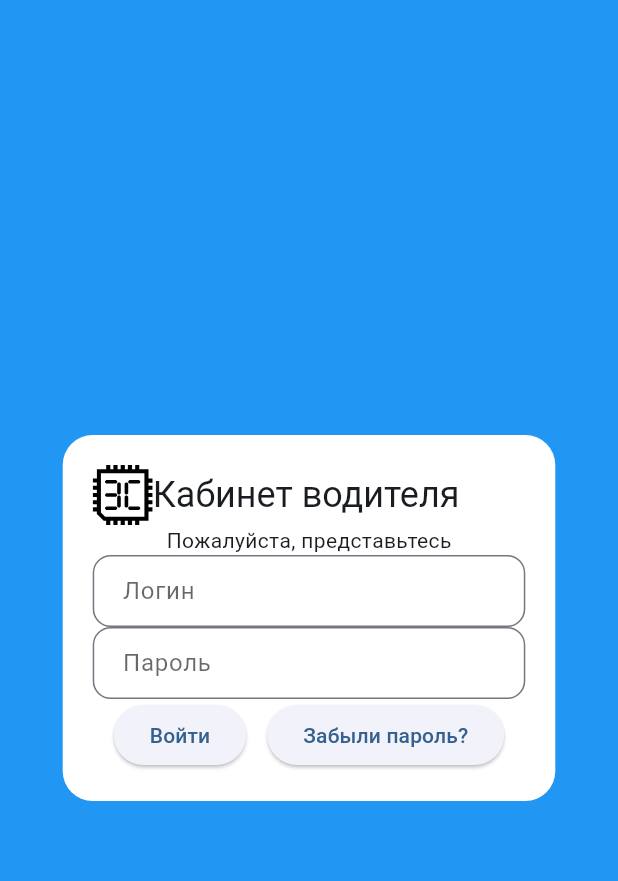
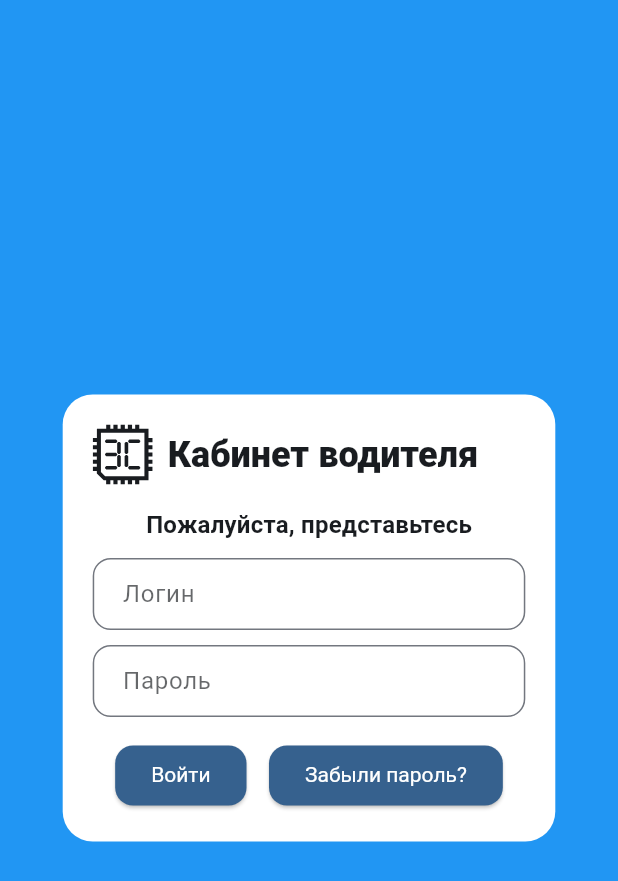
Before and after one commit to IvanKrepk/cab_pwa, a Flutter app: the screen it shows after launch, on a phone screen of 412 x 824 dp. Shown: the top 881 px of the screen. Run offline on Flutter 3.47's test engine with Material 3 defaults, Android fonts, the phone set to English and light mode, and no system bars; our stand-ins replace flutter_svg.

Commit message:
Добавлен экран ввода логина

```diff
--- /dev/null
+++ b/flutter_cab_pwa/lib/login_screen.dart
@@ -0,0 +1,88 @@
+// login_screen
+import 'package:flutter/material.dart';
+import 'styles/styles_shapes.dart';
+import 'package:flutter_svg/flutter_svg.dart';
+
+class LoginScreen extends StatelessWidget {
+  const LoginScreen({super.key});
+
+  @override
+  Widget build(BuildContext context) {
+    final ThemeData theme = Theme.of(context);
+    final ColorScheme colorScheme = theme.colorScheme;
+
+    return Scaffold(
+      backgroundColor: Colors.blue,
+      body: Center(
+        child: ConstrainedBox(
+          constraints: BoxConstraints(maxWidth: 400),
+          child: Container(
+            padding: appContainerPadding,
+            decoration: BoxDecoration(
+              borderRadius: appContainerBorderRadius,
+              color: colorScheme.surfaceContainerLowest
+            ),
+            child: SizedBox(
+              width: MediaQuery.of(context).size.width * 0.7,
+              child: Column(
+                mainAxisSize: MainAxisSize.min,
+                children: [
+                  Row(
+                    children: [
+                      SvgPicture.asset(
+                        "assets/elsy_icon.svg", width: 40, height: 40,
+                        colorFilter: ColorFilter.mode(
+                          colorScheme.onSurface,
+                          BlendMode.srcIn
+                        )
+                      ),
+                      SizedBox(width: 10),
+                      Text("Кабинет водителя",
+                        style: theme.textTheme.headlineSmall
+                      ),
+                    ]
+                  ),
+                  SizedBox(height: 15),
+                  Align(
+                    alignment: Alignment.center,
+                    child: Text(
+                      "Пожалуйста, представьтесь",
+                      style: theme.textTheme.titleMedium,
+                    )
+                  ),
+                  SizedBox(height: 10),
+                  TextField(
+                    decoration: InputDecoration(
+                      labelText: "Логин",
+                    ),
+                  ),
+                  SizedBox(height: 10),
+                  TextField(
+                    obscureText: true,
+                    decoration: InputDecoration(
+                      labelText: "Пароль",
+                    ),
+                  ),
+                  SizedBox(height: 15),
+                  Row(
+                    mainAxisAlignment: MainAxisAlignment.spaceEvenly,
+                    children: [
+                      ElevatedButton(
+                        onPressed: (){},
+                        child: Text("Войти")
+                      ),
+                      ElevatedButton(
+                        onPressed: (){},
+                        child: Text("Забыли пароль?")
+                      )
+                    ],
+                  )
+                ]
+              )
+            )
+          )
+        )
+      )
+    );
+  }
+}
--- a/flutter_cab_pwa/lib/main.dart
+++ b/flutter_cab_pwa/lib/main.dart
@@ -1,8 +1,7 @@
 // main.dart
 import 'package:flutter/material.dart';
-import 'package:flutter_svg/flutter_svg.dart';
 import 'styles/app_theme.dart';
-import 'styles/styles_shapes.dart';
+import 'login_screen.dart';
 
 void main() {
   runApp(MainApp());
@@ -19,71 +18,3 @@ class MainApp extends StatelessWidget {
     );
   }
 }
-
-class LoginScreen extends StatelessWidget {
-  const LoginScreen({super.key});
-
-  @override
-  Widget build(BuildContext context) {
-    final ThemeData theme = Theme.of(context);
-    final ColorScheme colorScheme = theme.colorScheme;
-
-    return Scaffold(
-      backgroundColor: Colors.blue,
-      body: Center(
-        child: ConstrainedBox(
-          constraints: BoxConstraints(maxWidth: 400),
-          child: Container(
-            padding: appBoxPadding,
-            decoration: BoxDecoration(
-              borderRadius: appBoxBorderRadius,
-              color: colorScheme.surfaceContainerLowest
-            ),
-            child: SizedBox(
-              width: MediaQuery.of(context).size.width * 0.7,
-              child: Column(
-                mainAxisSize: MainAxisSize.min,
-                children: [
-                  Row(
-                    children: [
-                      SvgPicture.asset("assets/elsy_icon.svg", width: 40, height: 40),
-                      Text("Кабинет водителя",style: theme.textTheme.headlineSmall),
-                    ]
-                  ),
-                  Align(
-                    alignment: Alignment.center,
-                    child: Text("Пожалуйста, представьтесь")
-                  ),
-                  TextField(
-                    decoration: InputDecoration(
-                      labelText: "Логин",
-                    ),
-                  ),
-                  TextField(
-                    obscureText: true,
-                    decoration: InputDecoration(
-                      labelText: "Пароль",
-                    ),
-                  ),
-                  Row(
-                    mainAxisAlignment: MainAxisAlignment.spaceEvenly,
-                    children: [
-                      ElevatedButton(
-                        onPressed: (){},
-                        child: Text("Войти")
-                      ),
-                      ElevatedButton(
-                        onPressed: (){},
-                        child: Text("Забыли пароль?")
-                      )
-                    ],
-                  )
-                ]
-              )
-            )
-          )
-        )
-      )
-    );
-  }
-}
--- a/flutter_cab_pwa/lib/styles/app_theme.dart
+++ b/flutter_cab_pwa/lib/styles/app_theme.dart
@@ -9,8 +9,11 @@ ColorScheme appColorSheme = ColorScheme.fromSeed(
 );
 
 final appTheme = ThemeData(
+
   useMaterial3: true,
   colorScheme: appColorSheme,
+
+  // Стиль для полей ввода текста
   inputDecorationTheme: InputDecorationTheme(
     labelStyle: WidgetStateTextStyle.resolveWith((Set<WidgetState> states) {
       if (states.contains(WidgetState.error)) {
@@ -21,22 +24,48 @@ final appTheme = ThemeData(
 
     border: OutlineInputBorder(
       borderSide: BorderSide(color: appColorSheme.outline),
-      borderRadius: appTexBoxBorderRadius,
+      borderRadius: appElementBorderRadius,
     ),
     enabledBorder: OutlineInputBorder(
       borderSide: BorderSide(color: appColorSheme.outline),
-      borderRadius: appTexBoxBorderRadius,
+      borderRadius: appElementBorderRadius,
     ),
     focusedBorder: OutlineInputBorder(
-      borderRadius: appTexBoxBorderRadius,
+      borderRadius: appElementBorderRadius,
       borderSide: BorderSide(width: 2, color: appColorSheme.primary),
     ),
     errorBorder: OutlineInputBorder(
       borderSide: BorderSide(color: appColorSheme.error),
-      borderRadius: appTexBoxBorderRadius,
+      borderRadius: appElementBorderRadius,
     ),
 
     contentPadding: EdgeInsets.symmetric(horizontal: 16, vertical: 12),
   ),
 
+  // Стиль для кнопок
+  elevatedButtonTheme: ElevatedButtonThemeData(
+    style: ElevatedButton.styleFrom(
+      shape: RoundedRectangleBorder(
+        borderRadius: appElementBorderRadius
+      ),
+      backgroundColor: appColorSheme.primary,
+      foregroundColor: appColorSheme.onPrimary,
+      textStyle: TextStyle(
+        height: 1
+      )
+    )
+  ),
+
+  // Стили для шрифтов
+  textTheme: TextTheme(
+    headlineSmall: TextStyle(
+      fontFamily: "Roboto",
+      fontWeight: FontWeight.w900
+    ),
+    titleMedium: TextStyle(
+      fontFamily: 'Roboto',
+      fontWeight: FontWeight.bold
+    )
+  )
+
 );
--- a/flutter_cab_pwa/lib/styles/styles_shapes.dart
+++ b/flutter_cab_pwa/lib/styles/styles_shapes.dart
@@ -1,7 +1,7 @@
 // styles_shapes.dart
 import 'package:flutter/material.dart';
 
-final appBoxPadding = EdgeInsets.all(20);
-final appBoxBorderRadius = BorderRadius.circular(20);
+final appContainerPadding = EdgeInsets.all(20);
+final appContainerBorderRadius = BorderRadius.circular(20);
 
-final appTexBoxBorderRadius = BorderRadius.circular(12);
+final appElementBorderRadius = BorderRadius.circular(12);
```
